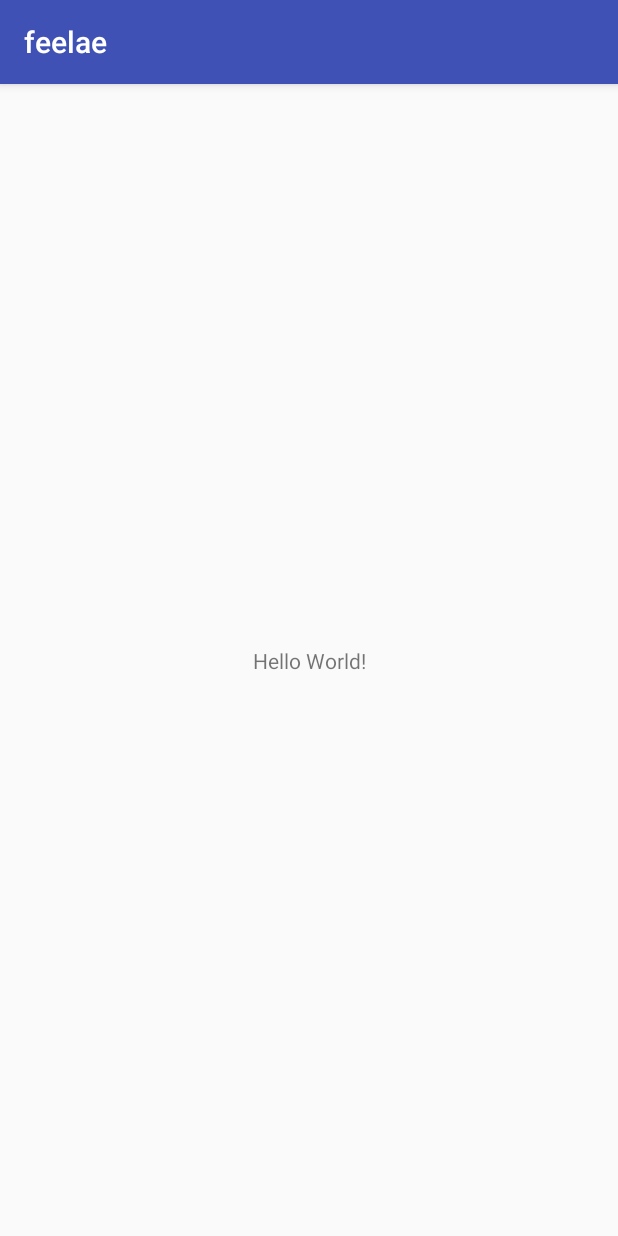
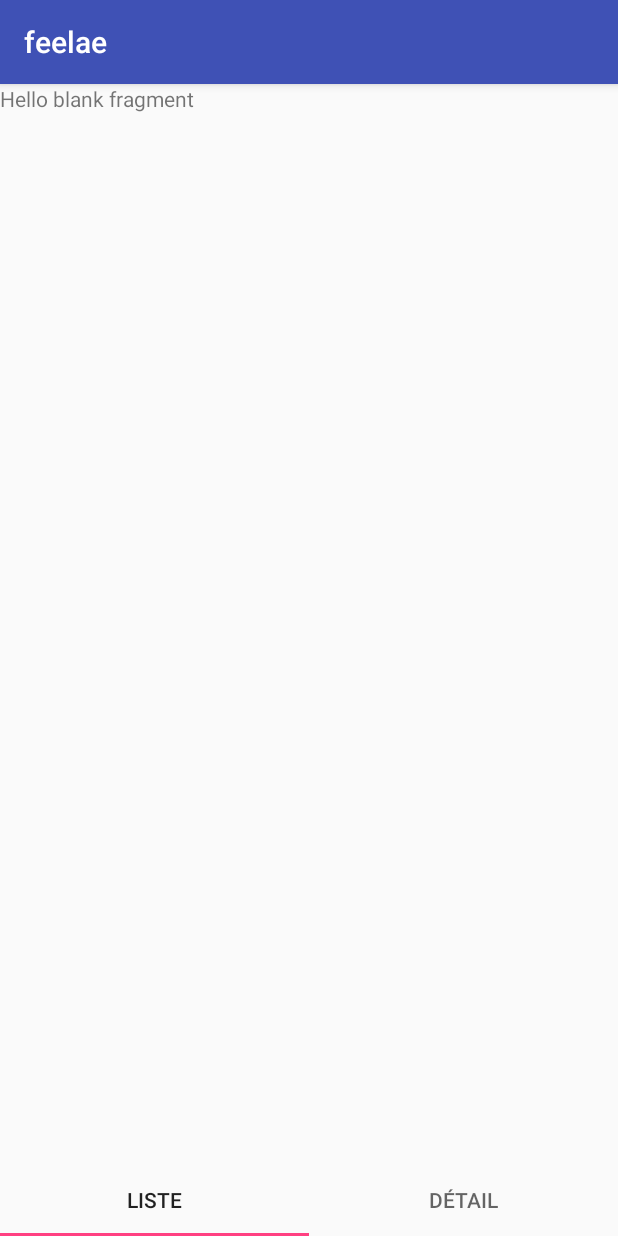
Before and after one commit to elgrim312/feelae-android-app, an Android app: the screen it shows after launch (MainActivity), on a phone screen of 412 x 824 dp. Run offline under Robolectric (Android 15) with nearby library versions, the phone set to English and light mode, and no system bars.

Commit message:
[DEV] add fragment navigation manager

```diff
--- a/app/build.gradle
+++ b/app/build.gradle
@@ -24,10 +24,13 @@ android {
 
 dependencies {
     implementation fileTree(dir: 'libs', include: ['*.jar'])
-    implementation"org.jetbrains.kotlin:kotlin-stdlib-jre7:$kotlin_version"
+    implementation "org.jetbrains.kotlin:kotlin-stdlib-jre7:$kotlin_version"
     implementation 'com.android.support:appcompat-v7:27.1.1'
     implementation 'com.android.support.constraint:constraint-layout:1.1.2'
+    implementation 'com.android.support:support-v4:27.1.1'
     testImplementation 'junit:junit:4.12'
     androidTestImplementation 'com.android.support.test:runner:1.0.2'
     androidTestImplementation 'com.android.support.test.espresso:espresso-core:3.0.2'
+
+    implementation 'com.android.support:design:27.1.1'
 }
--- a/app/src/main/java/com/example/azerty/feelae/MainActivity.kt
+++ b/app/src/main/java/com/example/azerty/feelae/MainActivity.kt
@@ -2,11 +2,22 @@ package com.example.azerty.feelae
 
 import android.support.v7.app.AppCompatActivity
 import android.os.Bundle
+import android.support.design.widget.BottomNavigationView
+import android.support.v4.app.Fragment
+import com.example.azerty.feelae.adapter.MenuPagerAdapter
+import com.example.azerty.feelae.fragments.FirstFragment
+import kotlinx.android.synthetic.main.activity_main.*
+
 
 class MainActivity : AppCompatActivity() {
 
     override fun onCreate(savedInstanceState: Bundle?) {
         super.onCreate(savedInstanceState)
         setContentView(R.layout.activity_main)
+        val fragmentAdapter = MenuPagerAdapter(supportFragmentManager)
+        viewpager_main.adapter = fragmentAdapter
+
+        tabs_main.setupWithViewPager(viewpager_main)
     }
+
 }
--- /dev/null
+++ b/app/src/main/java/com/example/azerty/feelae/adapter/MenuPagerAdapter.kt
@@ -0,0 +1,29 @@
+package com.example.azerty.feelae.adapter
+
+import android.support.v4.app.Fragment
+import android.support.v4.app.FragmentManager
+import android.support.v4.app.FragmentPagerAdapter
+import com.example.azerty.feelae.fragments.FirstFragment
+
+class MenuPagerAdapter(fm: FragmentManager) : FragmentPagerAdapter(fm) {
+
+    override fun getItem(position: Int): Fragment? {
+        return when (position) {
+            0 -> FirstFragment()
+            1 -> FirstFragment()
+            else -> null
+        }
+    }
+
+    override fun getCount(): Int {
+        return 2
+    }
+
+    override fun getPageTitle(position: Int): CharSequence? {
+        return when (position) {
+            0 -> "Liste"
+            1 -> "Détail"
+            else -> null
+        }
+    }
+}
--- /dev/null
+++ b/app/src/main/java/com/example/azerty/feelae/fragments/FirstFragment.kt
@@ -0,0 +1,20 @@
+package com.example.azerty.feelae.fragments
+
+import android.content.Context
+import android.net.Uri
+import android.os.Bundle
+import android.support.v4.app.Fragment
+import android.view.LayoutInflater
+import android.view.View
+import android.view.ViewGroup
+
+import com.example.azerty.feelae.R
+
+
+class FirstFragment : Fragment() {
+
+    override fun onCreateView(inflater: LayoutInflater, container: ViewGroup?, savedInstanceState: Bundle?): View? {
+        // Inflate the layout for this fragment
+        return inflater!!.inflate(R.layout.fragment_first, container, false)
+    }
+}
--- a/app/src/main/res/layout/activity_main.xml
+++ b/app/src/main/res/layout/activity_main.xml
@@ -6,13 +6,22 @@
     android:layout_height="match_parent"
     tools:context=".MainActivity">
 
-    <TextView
-        android:layout_width="wrap_content"
+    <android.support.design.widget.TabLayout
+        android:id="@+id/tabs_main"
+        android:layout_width="match_parent"
         android:layout_height="wrap_content"
-        android:text="Hello World!"
         app:layout_constraintBottom_toBottomOf="parent"
-        app:layout_constraintLeft_toLeftOf="parent"
-        app:layout_constraintRight_toRightOf="parent"
+        app:layout_constraintEnd_toEndOf="parent"
+        app:layout_constraintStart_toStartOf="parent"
+        app:tabMode="fixed" />
+
+    <android.support.v4.view.ViewPager
+        android:id="@+id/viewpager_main"
+        android:layout_width="0dp"
+        android:layout_height="0dp"
+        app:layout_constraintBottom_toTopOf="@+id/tabs_main"
+        app:layout_constraintEnd_toEndOf="parent"
+        app:layout_constraintStart_toStartOf="parent"
         app:layout_constraintTop_toTopOf="parent" />
 
 </android.support.constraint.ConstraintLayout>
--- /dev/null
+++ b/app/src/main/res/layout/fragment_first.xml
@@ -0,0 +1,14 @@
+<?xml version="1.0" encoding="utf-8"?>
+<FrameLayout xmlns:android="http://schemas.android.com/apk/res/android"
+    xmlns:tools="http://schemas.android.com/tools"
+    android:layout_width="match_parent"
+    android:layout_height="match_parent"
+    tools:context=".fragments.FirstFragment">
+
+    <!-- TODO: Update blank fragment layout -->
+    <TextView
+        android:layout_width="match_parent"
+        android:layout_height="match_parent"
+        android:text="@string/hello_blank_fragment" />
+
+</FrameLayout>
--- /dev/null
+++ b/app/src/main/res/menu/menu.xml
@@ -0,0 +1,12 @@
+<?xml version="1.0" encoding="utf-8"?>
+<menu xmlns:android="http://schemas.android.com/apk/res/android">
+
+    <item
+        android:id="@+id/home"
+        android:title="@string/title_home" />
+
+    <item
+        android:id="@+id/profile"
+        android:title="Profile" />
+
+</menu>
--- a/app/src/main/res/values/strings.xml
+++ b/app/src/main/res/values/strings.xml
@@ -1,3 +1,7 @@
 <resources>
     <string name="app_name">feelae</string>
+
+    <!-- TODO: Remove or change this placeholder text -->
+    <string name="hello_blank_fragment">Hello blank fragment</string>
+    <string name="title_home">home</string>
 </resources>
```
